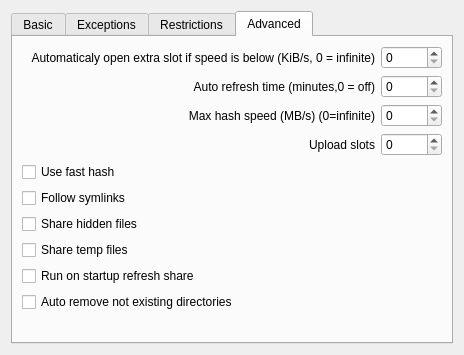
Before: the Qt Designer form eiskaltdcpp/ui/UISettingsSharing.ui in eiskaltdcpp/eiskaltdcpp, drawn with Qt 5.
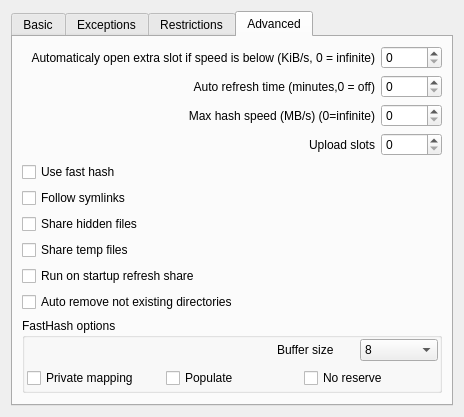
After: the same form once the commit is applied. The open tabs and pages were chosen to show the change.

Commit message: more options for hashing

```diff
--- a/eiskaltdcpp/ui/UISettingsSharing.ui
+++ b/eiskaltdcpp/ui/UISettingsSharing.ui
@@ -7,7 +7,7 @@
     <x>0</x>
     <y>0</y>
     <width>464</width>
-    <height>355</height>
+    <height>388</height>
    </rect>
   </property>
   <property name="windowTitle">
@@ -357,6 +357,106 @@
          </property>
         </widget>
        </item>
+       <item>
+        <widget class="QGroupBox" name="groupBox">
+         <property name="title">
+          <string>FastHash options</string>
+         </property>
+         <layout class="QGridLayout" name="gridLayout_2">
+          <property name="margin">
+           <number>1</number>
+          </property>
+          <item row="0" column="0" colspan="3">
+           <spacer name="horizontalSpacer_2">
+            <property name="orientation">
+             <enum>Qt::Horizontal</enum>
+            </property>
+            <property name="sizeHint" stdset="0">
+             <size>
+              <width>40</width>
+              <height>20</height>
+             </size>
+            </property>
+           </spacer>
+          </item>
+          <item row="0" column="4">
+           <widget class="QComboBox" name="comboBox_BUFSIZE">
+            <property name="currentIndex">
+             <number>1</number>
+            </property>
+            <item>
+             <property name="text">
+              <string>1</string>
+             </property>
+            </item>
+            <item>
+             <property name="text">
+              <string>8</string>
+             </property>
+            </item>
+            <item>
+             <property name="text">
+              <string>16</string>
+             </property>
+            </item>
+            <item>
+             <property name="text">
+              <string>32</string>
+             </property>
+            </item>
+            <item>
+             <property name="text">
+              <string>64</string>
+             </property>
+            </item>
+           </widget>
+          </item>
+          <item row="0" column="3">
+           <widget class="QLabel" name="label_7">
+            <property name="text">
+             <string>Buffer size</string>
+            </property>
+           </widget>
+          </item>
+          <item row="3" column="0" colspan="5">
+           <widget class="QFrame" name="frame">
+            <property name="frameShape">
+             <enum>QFrame::NoFrame</enum>
+            </property>
+            <property name="frameShadow">
+             <enum>QFrame::Raised</enum>
+            </property>
+            <layout class="QGridLayout" name="gridLayout_6">
+             <property name="margin">
+              <number>1</number>
+             </property>
+             <item row="0" column="1">
+              <widget class="QCheckBox" name="checkBox_MAPPOPULATE">
+               <property name="text">
+                <string>Populate</string>
+               </property>
+              </widget>
+             </item>
+             <item row="0" column="3">
+              <widget class="QCheckBox" name="checkBox_MAPNORESERVE">
+               <property name="text">
+                <string>No reserve</string>
+               </property>
+              </widget>
+             </item>
+             <item row="0" column="0">
+              <widget class="QCheckBox" name="checkBox_MAPPRIVATE">
+               <property name="text">
+                <string>Private mapping</string>
+               </property>
+              </widget>
+             </item>
+            </layout>
+           </widget>
+          </item>
+         </layout>
+        </widget>
+       </item>
        <item>
         <spacer name="verticalSpacer">
          <property name="orientation">
```
The commit also changes 8 other files.
